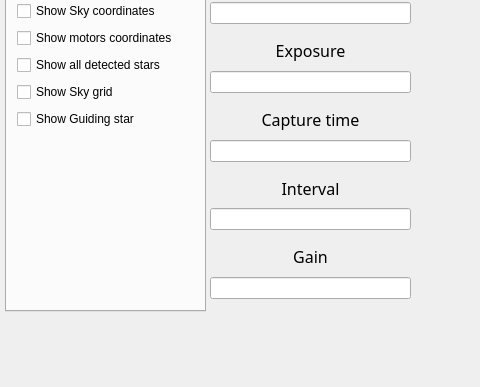
First picture: the form in GUI/form.ui, repository Pmitrega/Telescope_Guider, before the edit; both pictures show x 0 to 480 and y 389 to 776 of the 1368 by 776 pixel window.
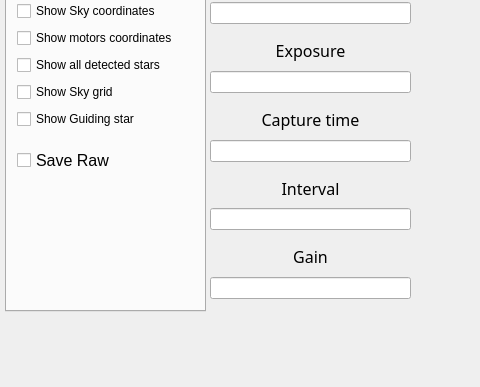
Second picture: the form after the edit. The open tabs and pages were chosen to show the change. Icons and pictures are not drawn. Custom widgets are drawn as their Qt base class.

Patch:
```diff
--- a/GUI/form.ui
+++ b/GUI/form.ui
@@ -769,6 +769,24 @@
           </item>
          </layout>
         </widget>
+        <widget class="QCheckBox" name="checkBox_save_raw">
+         <property name="geometry">
+          <rect>
+           <x>10</x>
+           <y>270</y>
+           <width>179</width>
+           <height>27</height>
+          </rect>
+         </property>
+         <property name="font">
+          <font>
+           <pointsize>12</pointsize>
+          </font>
+         </property>
+         <property name="text">
+          <string>Save Raw</string>
+         </property>
+        </widget>
        </widget>
        <widget class="QWidget" name="tab_5">
         <attribute name="title">
```
Left out of the diff: 2 changed lines with no effect on the pictures.
